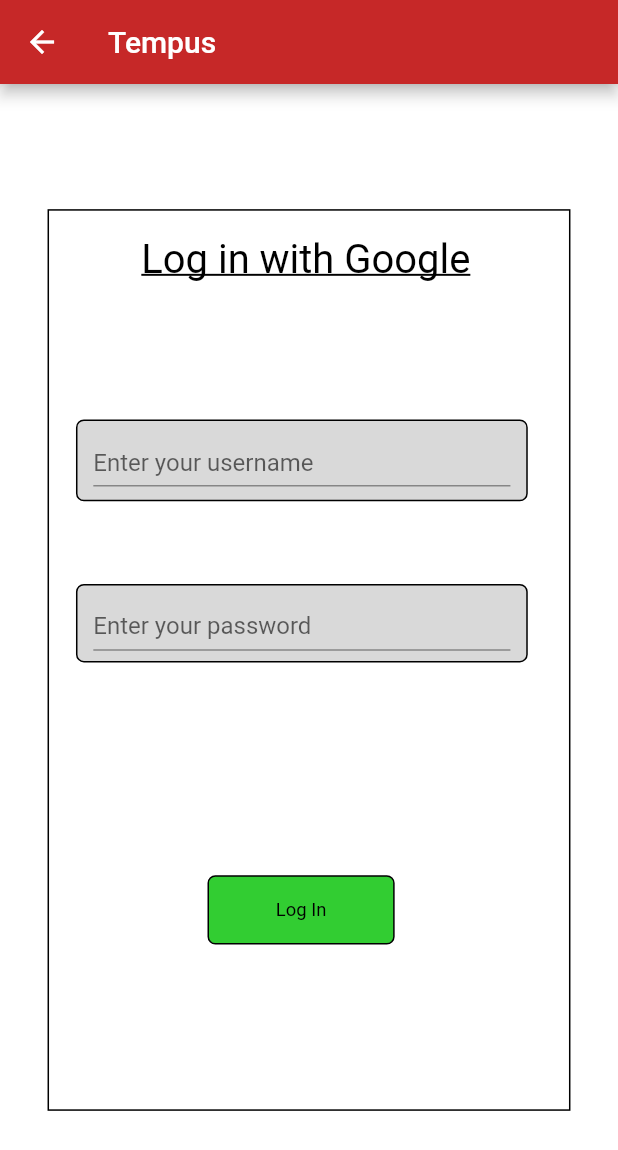
After one commit to hjalmardahlberg/Cerium, a Flutter app: the MyLogInPage screen opened directly, on a phone screen of 412 x 824 dp. The commit adds this screen. Shown: the top 1150 px of the screen. Run offline on Flutter 3.47's test engine with Material 2 defaults, Android fonts, the light colour scheme and no system bars.

Commit message:
Edvard Yes

```diff
--- a/lib/Homepage.dart
+++ b/lib/Homepage.dart
@@ -24,8 +24,8 @@
 
      final bottomNavigationBar = finalBottomAppBar(context);
 
-     eventList.add(EventBox('images/Widewallsten.jpg','2023-03-23  kl:14:00', 'Möte med Wallsten',fem, ffem,width,height, appbar, bottomNavigationBar,context));
-     eventList.add(EventBox('images/home.png','2023-03-23  kl:17:00', 'Möte med Frugan',fem, ffem,width,height, appbar, bottomNavigationBar,context));
+     eventList.add(EventBox('images/wallsten.jpg','2023-03-23  kl:14:00', 'Möte med Wallsten',fem, ffem,width,height, appbar, bottomNavigationBar,context));
+     eventList.add(EventBox('images/edvard_inception.png','2023-03-23  kl:17:00', 'Möte med Frugan',fem, ffem,width,height, appbar, bottomNavigationBar,context));
 
     return Scaffold(
       appBar: appbar,
@@ -209,7 +209,7 @@
                         ),
                         child: Image.asset(
                           eventImage,
-                          fit: BoxFit.cover,
+                          fit: BoxFit.fill,
                         ),
                       ),
                     ),
--- /dev/null
+++ b/lib/logIn.dart
@@ -0,0 +1,146 @@
+import 'package:flutter/material.dart';
+
+
+class MyLogInPage extends StatefulWidget {
+  const MyLogInPage({super.key});
+
+  @override
+  State<MyLogInPage> createState() => _MyLogInState();
+}
+
+class _MyLogInState extends State<MyLogInPage> {
+  @override
+  Widget build(BuildContext context) {
+    double height = MediaQuery.of(context).size.height;
+    double width = MediaQuery.of(context).size.width;
+    double baseWidth = 390;
+    double fem = MediaQuery.of(context).size.width / baseWidth;
+    double ffem = fem * 0.97;
+    return Scaffold(
+      appBar: AppBar(
+        title: const Text("Tempus"),
+        backgroundColor: Colors.red.shade800,
+      ),
+      body: Column(
+            crossAxisAlignment: CrossAxisAlignment.center,
+            children: [
+              Expanded(child: Container(
+            // login7YH (1:3)
+            padding: EdgeInsets.fromLTRB(
+                30 * fem, 79 * fem, 30 * fem, 79 * fem),
+            width: double.infinity,
+            decoration: BoxDecoration(
+              color: Color(0xffffffff),
+              borderRadius: BorderRadius.circular(5 * fem),
+            ),
+            child:
+            Container(
+              // loginbackgroundbTT (69:6)
+              padding: EdgeInsets.fromLTRB(
+                  17 * fem, 15.46 * fem, 26 * fem, 53.95 * fem),
+              width: double.infinity,
+              decoration: BoxDecoration(
+                  border: Border.all(color: Color(0xff000000)),
+              color: Color(0xffffffff),
+            ),
+            child:
+            Column(
+                crossAxisAlignment: CrossAxisAlignment.center,
+                children: [
+            Container(
+            // loginwithgoogleTkZ (69:7)
+            margin: EdgeInsets.fromLTRB(5*fem, 0 * fem, 0 * fem, 36.95 * fem),
+            child:
+            Text(
+              'Log in with Google',
+              style: TextStyle(
+                fontSize: 26 * ffem,
+                fontWeight: FontWeight.w400,
+                height: 1.2125 * ffem / fem,
+                decoration: TextDecoration.underline,
+                color: Color(0xff000000),
+                decorationColor: Color(0xff000000),
+              ),
+            ),
+          ),
+         Expanded(child: Container(
+            // usernameboxL3f (1:13)
+            margin: EdgeInsets.fromLTRB(0 * fem, 50 * fem, 0 * fem, 42.13 * fem),
+              child:
+              Container(
+                padding: EdgeInsets.fromLTRB(
+                    10 * fem, 12.79 * fem, 10 * fem, 8.44 * fem),
+                width: double.infinity,
+                decoration: BoxDecoration(
+                    border: Border.all(color: Color(0xff000000)),
+                color: Color(0xffd9d9d9),
+                borderRadius: BorderRadius.circular(5 * fem),
+              ),
+              child:
+              TextFormField(
+                decoration: const InputDecoration(
+                  border: UnderlineInputBorder(),
+                  labelText: 'Enter your username',
+                ),
+              ),
+            ),
+          ),
+         ),
+      Expanded(child: Container(
+          // passwordboxKgH (1:12)
+          margin: EdgeInsets.fromLTRB(0 * fem, 10 * fem, 0 * fem, 2*42.13 * fem),
+            child:
+            Container(
+              padding: EdgeInsets.fromLTRB(
+                  10 * fem, 10.23 * fem, 10 * fem, 6.43 * fem),
+              width: double.infinity,
+              decoration: BoxDecoration(
+                  border: Border.all(color: Color(0xff000000)),
+              color: Color(0xffd9d9d9),
+              borderRadius: BorderRadius.circular(5 * fem),
+            ),
+            child:
+            TextFormField(
+              decoration: const InputDecoration(
+                border: UnderlineInputBorder(),
+                labelText: 'Enter your password',
+              ),
+            ),
+          ),
+        ),
+      ),
+      Expanded(child: Container(
+        // loginboxwBs (1:27)
+        margin: EdgeInsets.fromLTRB(83 * fem, 50 * fem, 84 * fem, 50 * fem),
+        width: double.infinity,
+        height: fem,
+        decoration: BoxDecoration(
+            border: Border.all(color: Color(0xff000000)),
+        color: Color(0xff32cd32),
+        borderRadius: BorderRadius.circular(5 * fem),
+      ),
+      child:
+      Center(
+        child:
+        Text(
+          'Log In',
+          style: TextStyle(
+            fontSize: 12 * ffem,
+            fontWeight: FontWeight.w400,
+            height: 1.2125 * ffem / fem,
+            color: Color(0xff000000),
+          ),
+        ),
+      ),
+    ),
+      ),
+    ],
+    ),
+    ),
+    ),
+              ),
+    ],
+    ),
+    );
+  }
+}
--- a/lib/main.dart
+++ b/lib/main.dart
@@ -1,4 +1,5 @@
 import 'package:flutter/material.dart';
+import 'package:projecttest/logIn.dart';
 import 'Homepage.dart';
 
 void main() {
```
Also changed, not shown: images/Widewallsten.jpg (deleted), images/edvard_inception.png (added).
